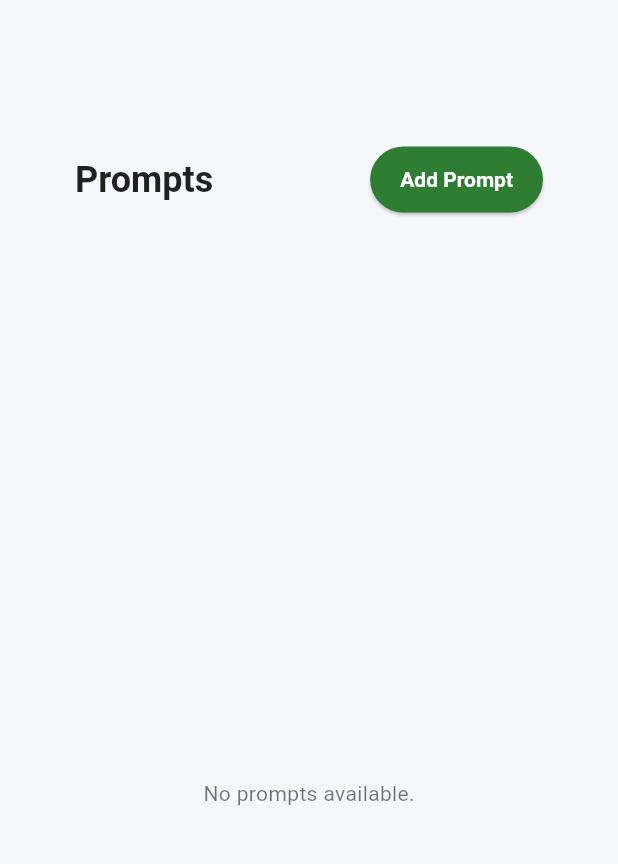
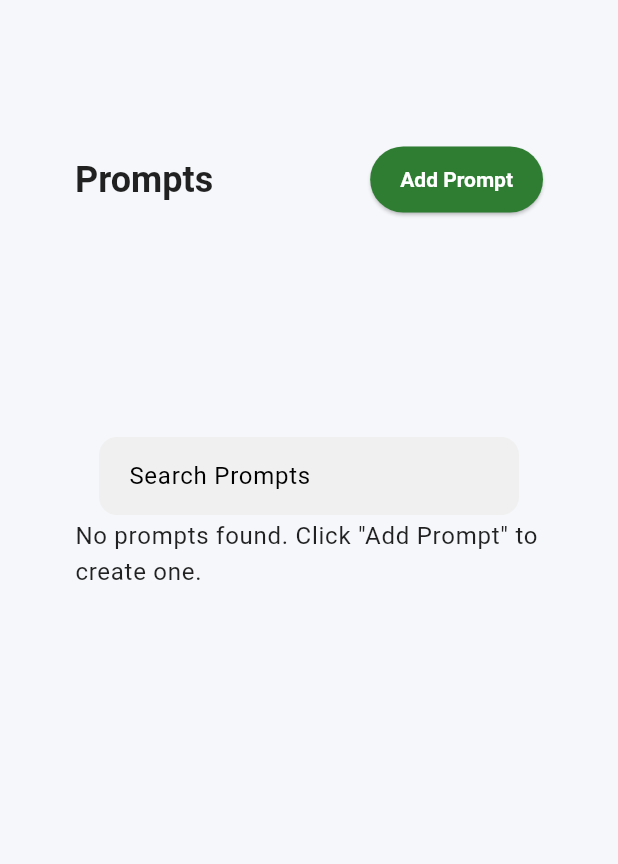
Before and after one commit to NeonMaliket/FA-RAG, a Flutter app: the screen it shows after launch, on a phone screen of 412 x 824 dp, the part 84-948 px from its top. Run offline on Flutter 3.47's test engine with Material 3 defaults, Android fonts, the phone set to English and light mode, and no system bars; our stand-ins replace bloc, dio, equatable, flutter_bloc, get_it, hive and 1 more; missing offline and left inert: gpt_markdown, window_size; accounts and stored records are empty.

Commit message:
add search bar

```diff
--- a/fa_rag_ui/lib/feature/main_window/pages/prompts_page.dart
+++ b/fa_rag_ui/lib/feature/main_window/pages/prompts_page.dart
@@ -30,12 +30,32 @@ class PromptsPage extends StatelessWidget {
           builder: (context, state) {
             if (state is PromptsLoaded) {
               final prompts = state.prompts;
-              if (prompts.isEmpty) {
-                return const Center(child: Text('No prompts available.'));
-              }
-              return ListView.builder(
-                itemCount: prompts.length,
-                itemBuilder: (context, index) {
+              return CustomScrollView(
+                slivers: [
+                  SliverAppBar(
+                    backgroundColor: Colors.transparent,
+                    title: TextField(
+                      decoration: InputDecoration(labelText: 'Search Prompts'),
+                      onChanged: (value) {
+                        context.read<PromptsCubit>().loadPrompts(
+                          containsTitle: value,
+                        );
+                      },
+                    ),
+                    automaticallyImplyLeading: false,
+                  ),
+                  if (prompts.isEmpty)
+                    SliverToBoxAdapter(
+                      child: Center(
+                        child: Text(
+                          'No prompts found. Click "Add Prompt" to create one.',
+                          style: context.theme().textTheme.bodyLarge,
+                        ),
+                      ),
+                    ),
+                  if (prompts.isNotEmpty)
+                    SliverList(
+                      delegate: SliverChildBuilderDelegate((context, index) {
                         final prompt = prompts[index];
                         return GestureDetector(
                           child: _PromptCard(prompt: prompt),
@@ -46,7 +66,9 @@ class PromptsPage extends StatelessWidget {
                             );
                           },
                         );
-                },
+                      }, childCount: prompts.length),
+                    ),
+                ],
               );
             }
             return SizedBox.shrink();
```
Also changed, not shown: fa_rag_ui/lib/state/cubit/prompts/prompts_cubit.dart (+13 -2 lines). Lines whose indentation alone changed are shown as unchanged.
